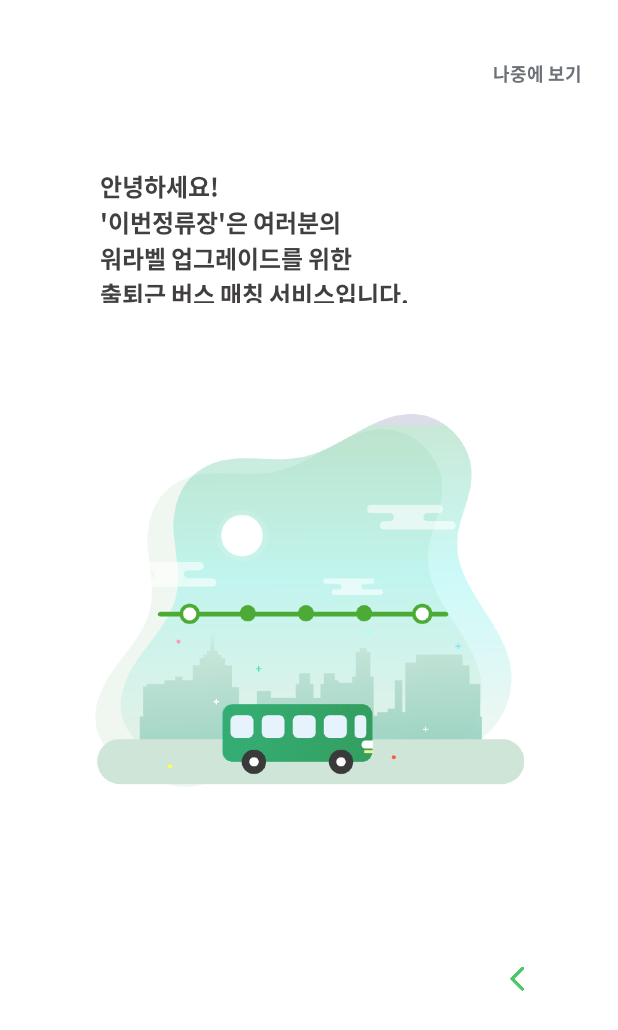
After one commit to cms7371/ThuStop, an Android app: the fragment IntroBaseFragment shown on its own in the app's theme, on a phone screen of 412 x 824 dp. The commit adds this screen. Shown: the top 1030 px of the screen. Run offline under Robolectric (Android 15) with nearby library versions, the phone set to English and light mode, and no system bars; our stand-ins replace data binding.

Commit message:
round green 버튼 drawable 추가 / Intro fragment, layout 추가(글자 색, 인디케이터 필요)

```diff
--- a/app/build.gradle
+++ b/app/build.gradle
@@ -20,6 +20,9 @@ android {
             proguardFiles getDefaultProguardFile('proguard-android-optimize.txt'), 'proguard-rules.pro'
         }
     }
+    dataBinding {
+        enabled = true
+    }
 }
 
 dependencies {
--- a/app/src/main/AndroidManifest.xml
+++ b/app/src/main/AndroidManifest.xml
@@ -1,6 +1,6 @@
 <?xml version="1.0" encoding="utf-8"?>
 <manifest xmlns:android="http://schemas.android.com/apk/res/android"
-    package="com.thustop_00" >
+    package="com.thustop_00">
 
     <application
         android:allowBackup="true"
@@ -8,8 +8,8 @@
         android:label="@string/app_name"
         android:roundIcon="@mipmap/ic_launcher_round"
         android:supportsRtl="true"
-        android:theme="@style/AppTheme" >
-        <activity android:name=".MainActivity" >
+        android:theme="@style/Theme.AppCompat.NoActionBar">
+        <activity android:name=".MainActivity">
             <intent-filter>
                 <action android:name="android.intent.action.MAIN" />
 
--- /dev/null
+++ b/app/src/main/java/com/thustop_00/intro/IntroBaseFragment.java
@@ -0,0 +1,85 @@
+package com.thustop_00.intro;
+
+import android.os.Bundle;
+import android.view.LayoutInflater;
+import android.view.View;
+import android.view.ViewGroup;
+
+import androidx.annotation.NonNull;
+import androidx.annotation.Nullable;
+import androidx.databinding.DataBindingUtil;
+import androidx.fragment.app.Fragment;
+import androidx.viewpager2.adapter.FragmentStateAdapter;
+import androidx.viewpager2.widget.ViewPager2;
+
+import com.thustop_00.R;
+import com.thustop_00.databinding.FragmentIntroBaseBinding;
+
+public class IntroBaseFragment extends Fragment {
+
+    private FragmentIntroBaseBinding binding;
+    private FragmentStateAdapter pagerAdapter;
+    private ViewPager2 viewpager;
+
+    @Nullable
+    @Override
+    public View onCreateView(@NonNull LayoutInflater inflater, @Nullable ViewGroup container, @Nullable Bundle savedInstanceState) {
+        binding = DataBindingUtil.inflate(inflater, R.layout.fragment_intro_base, container, false);
+
+        pagerAdapter = new MyAdapter(this);
+        viewpager = binding.vpIntroContainer;
+        viewpager.setAdapter(pagerAdapter);
+
+        viewpager.registerOnPageChangeCallback(new ViewPager2.OnPageChangeCallback() {
+            @Override
+            public void onPageScrolled(int position, float positionOffset, int positionOffsetPixels) {
+                super.onPageScrolled(position, positionOffset, positionOffsetPixels);
+
+                if (position == 0) {
+                    binding.ivIntroPrev.setVisibility(View.INVISIBLE);
+                } else if(position == 1) {
+                    binding.ivIntroPrev.setVisibility(View.VISIBLE);
+                    binding.ivIntroNext.setVisibility(View.VISIBLE);
+                    binding.btIntroLater.setVisibility(View.VISIBLE);
+                    binding.btIntroStart.setVisibility(View.INVISIBLE);
+                } else if(position == 2) {
+                    binding.ivIntroNext.setVisibility(View.INVISIBLE);
+                    binding.btIntroLater.setVisibility(View.INVISIBLE);
+                    binding.btIntroStart.setVisibility(View.VISIBLE);
+                }
+            }
+        });
+
+        return binding.getRoot();
+    }
+
+    /*This method returns new instance of this fragment*/
+    public static IntroBaseFragment newInstance() {
+        Bundle args = new Bundle();
+        IntroBaseFragment fragment = new IntroBaseFragment();
+        fragment.setArguments(args);
+        return fragment;
+    }
+
+    private class MyAdapter extends FragmentStateAdapter {
+
+        public MyAdapter(@NonNull Fragment fragment) {
+            super(fragment);
+        }
+        @NonNull
+        @Override
+        public Fragment createFragment(int position) {
+            switch (position) {
+                case 0 : return new IntroPage1Fragment();
+                case 1 : return new IntroPage2Fragment();
+                case 2 : return new IntroPage3Fragment();
+                default : return null;
+            }
+        }
+
+        @Override
+        public int getItemCount() {
+            return 3;
+        }
+    }
+}
--- /dev/null
+++ b/app/src/main/java/com/thustop_00/intro/IntroPage1Fragment.java
@@ -0,0 +1,35 @@
+package com.thustop_00.intro;
+
+import android.os.Bundle;
+import android.view.LayoutInflater;
+import android.view.View;
+import android.view.ViewGroup;
+
+import androidx.annotation.NonNull;
+import androidx.annotation.Nullable;
+import androidx.databinding.DataBindingUtil;
+import androidx.fragment.app.Fragment;
+
+import com.thustop_00.R;
+import com.thustop_00.databinding.FragmentIntroPage1Binding;
+
+public class IntroPage1Fragment extends Fragment {
+
+    FragmentIntroPage1Binding binding;
+
+    @Nullable
+    @Override
+    public View onCreateView(@NonNull LayoutInflater inflater, @Nullable ViewGroup container, @Nullable Bundle savedInstanceState) {
+        binding = DataBindingUtil.inflate(inflater, R.layout.fragment_intro_page1, container, false);
+        return binding.getRoot();
+    }
+
+    /*This method returns new instance of this fragment*/
+    public static IntroPage1Fragment newInstance() {
+        Bundle args = new Bundle();
+        IntroPage1Fragment fragment = new IntroPage1Fragment();
+        fragment.setArguments(args);
+        return fragment;
+    }
+
+}
--- /dev/null
+++ b/app/src/main/res/drawable/button_round_green.xml
@@ -0,0 +1,9 @@
+<?xml version="1.0" encoding="utf-8"?>
+<selector xmlns:android="http://schemas.android.com/apk/res/android">
+    <item >
+        <shape android:shape="rectangle">
+            <solid android:color="@color/colorPrimary" />
+            <corners android:radius="25dp" />
+        </shape>
+    </item>
+</selector>
--- /dev/null
+++ b/app/src/main/res/layout/fragment_intro_base.xml
@@ -0,0 +1,77 @@
+<?xml version="1.0" encoding="utf-8"?>
+<layout xmlns:app="http://schemas.android.com/apk/res-auto"
+    xmlns:android="http://schemas.android.com/apk/res/android">
+
+    <androidx.constraintlayout.widget.ConstraintLayout
+        android:layout_width="match_parent"
+        android:layout_height="match_parent"
+        android:background="#ffffff">
+
+        <androidx.viewpager2.widget.ViewPager2
+            android:id="@+id/vp_intro_container"
+            android:layout_width="match_parent"
+            android:layout_height="match_parent"
+            app:layout_constraintEnd_toEndOf="parent"
+            app:layout_constraintStart_toStartOf="parent"
+            app:layout_constraintTop_toTopOf="parent">
+
+        </androidx.viewpager2.widget.ViewPager2>
+
+        <com.thustop_00.widgets.NotoButton
+            android:id="@+id/bt_intro_later"
+            android:layout_width="60dp"
+            android:layout_height="17dp"
+            android:layout_marginTop="40dp"
+            android:layout_marginEnd="24dp"
+            android:layout_marginRight="24dp"
+            android:background="#00FFFFFF"
+            android:text="@string/bt_intro_later"
+            android:textColor="#6d7278"
+            android:textSize="12sp"
+            app:layout_constraintEnd_toEndOf="parent"
+            app:layout_constraintTop_toTopOf="parent" />
+
+        <com.thustop_00.widgets.NotoButton
+            android:id="@+id/bt_intro_start"
+            android:layout_width="196dp"
+            android:layout_height="48dp"
+            android:layout_marginBottom="60dp"
+            android:background="@drawable/button_round_green"
+            android:text="@string/bt_intro_start"
+            android:visibility="invisible"
+            app:layout_constraintBottom_toBottomOf="parent"
+            app:layout_constraintEnd_toEndOf="parent"
+            app:layout_constraintStart_toStartOf="parent" />
+
+        <androidx.constraintlayout.widget.Guideline
+            android:id="@+id/guideline"
+            android:layout_width="wrap_content"
+            android:layout_height="wrap_content"
+            android:orientation="vertical"
+            app:layout_constraintGuide_percent="0.5" />
+
+        <ImageView
+            android:id="@+id/iv_intro_prev"
+            android:layout_width="wrap_content"
+            android:layout_height="wrap_content"
+            android:layout_marginEnd="127dp"
+            android:layout_marginRight="127dp"
+            android:layout_marginBottom="51dp"
+            android:visibility="invisible"
+            app:layout_constraintBottom_toTopOf="@+id/bt_intro_start"
+            app:layout_constraintEnd_toStartOf="@+id/guideline"
+            app:srcCompat="@drawable/icon_back_white" />
+
+        <ImageView
+            android:id="@+id/iv_intro_next"
+            android:layout_width="wrap_content"
+            android:layout_height="wrap_content"
+            android:layout_marginStart="127dp"
+            android:layout_marginLeft="10dp"
+            android:layout_marginBottom="51dp"
+            app:layout_constraintBottom_toTopOf="@+id/bt_intro_start"
+            app:layout_constraintStart_toEndOf="@+id/guideline"
+            app:srcCompat="@drawable/icon_back_white" />
+
+    </androidx.constraintlayout.widget.ConstraintLayout>
+</layout>
--- /dev/null
+++ b/app/src/main/res/layout/fragment_intro_page1.xml
@@ -0,0 +1,33 @@
+<?xml version="1.0" encoding="utf-8"?>
+<layout xmlns:android="http://schemas.android.com/apk/res/android"
+    xmlns:app="http://schemas.android.com/apk/res-auto">
+
+    <androidx.constraintlayout.widget.ConstraintLayout
+        android:layout_width="match_parent"
+        android:layout_height="match_parent">
+
+        <ImageView
+            android:id="@+id/iv_intro_page1"
+            android:layout_width="wrap_content"
+            android:layout_height="wrap_content"
+            android:layout_marginTop="50dp"
+            app:layout_constraintEnd_toEndOf="parent"
+            app:layout_constraintStart_toStartOf="parent"
+            app:layout_constraintTop_toBottomOf="@+id/tv_intro_page1"
+            app:srcCompat="@drawable/img_intro1" />
+
+        <com.thustop_00.widgets.NotoTextView
+            android:id="@+id/tv_intro_page1"
+            android:layout_width="279dp"
+            android:layout_height="90dp"
+            android:layout_marginTop="112dp"
+            android:text="@string/tv_intro_page1"
+            android:textColor="#423f3f"
+            android:textSize="16sp"
+            android:textStyle="bold"
+            app:layout_constraintEnd_toEndOf="parent"
+            app:layout_constraintStart_toStartOf="parent"
+            app:layout_constraintTop_toTopOf="parent" />
+    </androidx.constraintlayout.widget.ConstraintLayout>
+
+</layout>
--- a/app/src/main/res/values/colors.xml
+++ b/app/src/main/res/values/colors.xml
@@ -1,6 +1,6 @@
 <?xml version="1.0" encoding="utf-8"?>
 <resources>
-    <color name="colorPrimary">#6200EE</color>
-    <color name="colorPrimaryDark">#3700B3</color>
-    <color name="colorAccent">#03DAC5</color>
+    <color name="colorPrimary">#64bb74</color>
+    <color name="colorPrimaryDark">#00574B</color>
+    <color name="colorAccent">#D81B60</color>
 </resources>
--- a/app/src/main/res/values/strings.xml
+++ b/app/src/main/res/values/strings.xml
@@ -1,3 +1,10 @@
 <resources>
     <string name="app_name">ThuStop_00</string>
+    <string name="tv_splash_subtitle">신개념 출퇴근 버스 노선 공유 버스</string>
+    <string name="tv_splash_copyright">ⓒ2019. ThusTop INC. all rights reserved</string>
+    <string name="bt_intro_start">이용시작</string>
+    <string name="bt_intro_later">나중에 보기</string>
+    <string name="tv_intro_page1">안녕하세요!\n\'이번정류장\'은 여러분의\n워라벨 업그레이드를 위한\n출퇴근 버스 매칭 서비스입니다.</string>
+    <string name="tv_intro_page2">환승 없이 집 앞에서 회사까지 한번에!\n집, 그리고 회사 앞에\n나만의 정류장을 만들어 보세요.</string>
+    <string name="tv_intro_page3">처음 2회 무료티켓을 이용하여\n\'이번정류장\' 서비스를 경험 하신 후\n결제가 진행됩니다.\n\n\'이번정류장\'이 여러분의\n행복한 출퇴근을 만들어 드리겠습니다!</string>
 </resources>
```
Also changed, not shown: app/src/main/java/com/thustop_00/MainActivity.java (+31 -1 lines), app/src/main/java/com/thustop_00/SplashFragment.java (added, +36 -0 lines), app/src/main/java/com/thustop_00/intro/IntroPage2Fragment.java (added, +34 -0 lines), app/src/main/java/com/thustop_00/intro/IntroPage3Fragment.java (added, +35 -0 lines), app/src/main/res/layout/activity_main.xml (+16 -16 lines), app/src/main/res/layout/fragment_intro_page2.xml (added, +33 -0 lines), app/src/main/res/layout/fragment_intro_page3.xml (added, +33 -0 lines), app/src/main/res/layout/fragment_splash.xml (added, +56 -0 lines).
